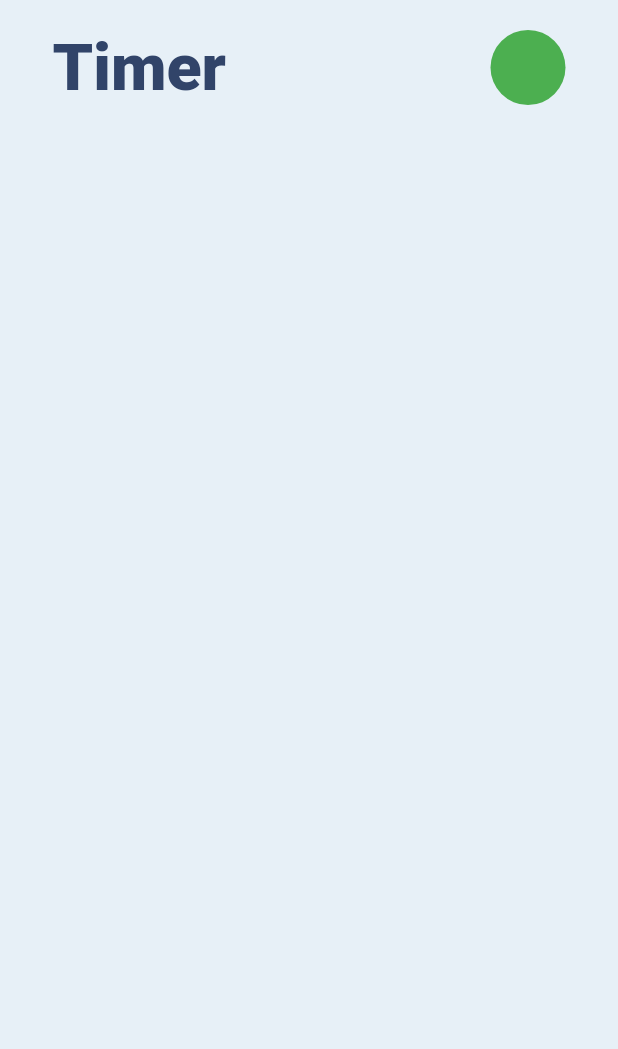
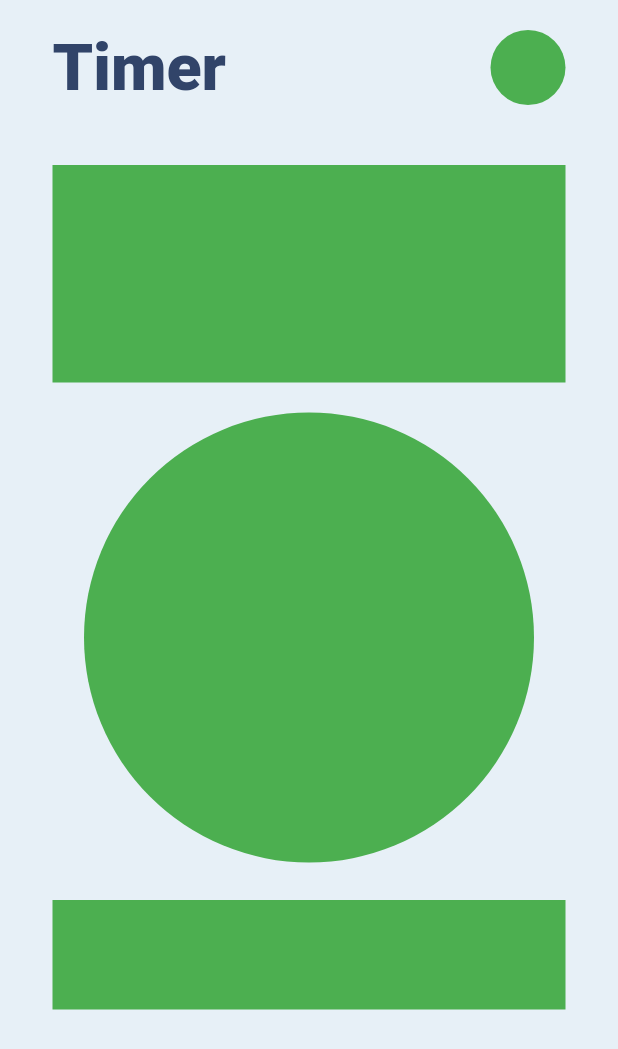
Before and after one commit to c0ff33-b34n/neumorphic_timer, a Flutter app: the screen it shows after launch, on a phone screen of 412 x 824 dp. Shown: the top 1049 px of the screen. Run offline on Flutter 3.47's test engine with Material 2 defaults, Android fonts, the phone set to English and light mode, and no system bars; our stand-ins replace google_fonts.

Commit message:
Complete mockup of TimerScreen layout

```diff
--- a/lib/screens/timer_screen.dart
+++ b/lib/screens/timer_screen.dart
@@ -32,7 +32,29 @@ class TimerScreen extends StatelessWidget {
                       color: Colors.green, shape: BoxShape.circle),
                 ),
               ],
-            )
+            ),
+            SizedBox(
+              height: 40.0,
+            ),
+            Container(
+              height: 145.0,
+              color: Colors.green,
+            ),
+            SizedBox(
+              height: 20.0,
+            ),
+            Container(
+              height: 300.0,
+              decoration: BoxDecoration(
+                shape: BoxShape.circle,
+                color: Colors.green,
+              ),
+            ),
+            SizedBox(height: 25.0),
+            Container(
+              height: 73.0,
+              color: Colors.green,
+            ),
           ],
         ),
       ),
```
